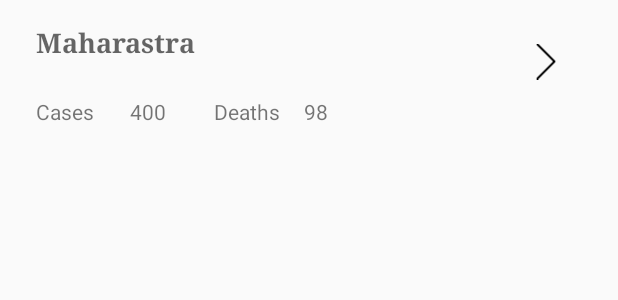
After one commit to udhay24/Covify_covid-19, an Android app: the layout state_recycler_view_item.xml on its own in the app's theme, with its tools: preview values and no code run, on a phone screen of 412 x 824 dp. The commit adds this screen. Shown: the top 300 px of the screen. Run offline under Robolectric (Android 15) with nearby library versions, the phone set to English and light mode, and no system bars.

Commit message:
added states view recycler view

```diff
--- a/app/src/main/java/com/udhay/helfycovid_19/home/HomeViewModel.kt
+++ b/app/src/main/java/com/udhay/helfycovid_19/home/HomeViewModel.kt
@@ -8,7 +8,6 @@ import com.udhay.helfycovid_19.data.model.CountryModel
 import com.udhay.helfycovid_19.data.model.StateModel
 import com.udhay.helfycovid_19.data.model.WorldModel
 import com.udhay.helfycovid_19.util.Resource
-import org.koin.java.KoinJavaComponent.inject
 import java.lang.Exception
 
 class HomeViewModel(
@@ -47,6 +46,4 @@ class HomeViewModel(
             emit(Resource.FailureResponse(Exception(result.errorBody().toString())))
         }
     }
-
-
 }
--- /dev/null
+++ b/app/src/main/res/drawable/ic_next.xml
@@ -0,0 +1,9 @@
+<vector xmlns:android="http://schemas.android.com/apk/res/android"
+    android:width="477.175dp"
+    android:height="477.175dp"
+    android:viewportWidth="477.175"
+    android:viewportHeight="477.175">
+  <path
+      android:fillColor="#FF000000"
+      android:pathData="M360.731,229.075l-225.1,-225.1c-5.3,-5.3 -13.8,-5.3 -19.1,0s-5.3,13.8 0,19.1l215.5,215.5l-215.5,215.5c-5.3,5.3 -5.3,13.8 0,19.1c2.6,2.6 6.1,4 9.5,4c3.4,0 6.9,-1.3 9.5,-4l225.1,-225.1C365.931,242.875 365.931,234.275 360.731,229.075z"/>
+</vector>
--- /dev/null
+++ b/app/src/main/res/layout/state_recycler_view_item.xml
@@ -0,0 +1,74 @@
+<?xml version="1.0" encoding="utf-8"?>
+<androidx.constraintlayout.widget.ConstraintLayout xmlns:android="http://schemas.android.com/apk/res/android"
+    xmlns:app="http://schemas.android.com/apk/res-auto"
+    xmlns:tools="http://schemas.android.com/tools"
+    android:layout_width="match_parent"
+    android:layout_height="wrap_content">
+
+    <TextView
+        android:id="@+id/state_title_text_view"
+        android:layout_width="wrap_content"
+        android:layout_height="wrap_content"
+        android:layout_marginStart="24dp"
+        android:layout_marginTop="16dp"
+        android:fontFamily="serif"
+        android:text="TextView"
+        android:textAppearance="@style/TextAppearance.AppCompat.Medium"
+        android:textStyle="bold"
+        app:layout_constraintStart_toStartOf="parent"
+        app:layout_constraintTop_toTopOf="parent"
+        tools:text="Maharastra" />
+
+    <TextView
+        android:id="@+id/cases_title"
+        android:layout_width="wrap_content"
+        android:layout_height="wrap_content"
+        android:layout_marginTop="24dp"
+        android:layout_marginBottom="16dp"
+        android:text="Cases"
+        app:layout_constraintBottom_toBottomOf="parent"
+        app:layout_constraintStart_toStartOf="@+id/state_title_text_view"
+        app:layout_constraintTop_toBottomOf="@+id/state_title_text_view" />
+
+    <TextView
+        android:id="@+id/cases_text_view"
+        android:layout_width="wrap_content"
+        android:layout_height="wrap_content"
+        android:layout_marginStart="24dp"
+        android:text="0"
+        app:layout_constraintBottom_toBottomOf="@+id/cases_title"
+        app:layout_constraintStart_toEndOf="@+id/cases_title"
+        app:layout_constraintTop_toTopOf="@+id/cases_title"
+        tools:text="400" />
+
+    <TextView
+        android:id="@+id/deaths_title"
+        android:layout_width="wrap_content"
+        android:layout_height="wrap_content"
+        android:layout_marginStart="32dp"
+        android:text="Deaths"
+        app:layout_constraintBottom_toBottomOf="@+id/cases_text_view"
+        app:layout_constraintStart_toEndOf="@+id/cases_text_view"
+        app:layout_constraintTop_toTopOf="@+id/cases_text_view" />
+
+    <TextView
+        android:id="@+id/death_text_view"
+        android:layout_width="wrap_content"
+        android:layout_height="wrap_content"
+        android:layout_marginStart="16dp"
+        android:text="0"
+        app:layout_constraintBottom_toBottomOf="@+id/deaths_title"
+        app:layout_constraintStart_toEndOf="@+id/deaths_title"
+        app:layout_constraintTop_toTopOf="@+id/deaths_title"
+        tools:text="98" />
+
+    <ImageView
+        android:id="@+id/detail_button"
+        android:layout_width="24dp"
+        android:layout_height="34dp"
+        android:layout_marginTop="24dp"
+        android:layout_marginEnd="36dp"
+        app:layout_constraintEnd_toEndOf="parent"
+        app:layout_constraintTop_toTopOf="parent"
+        app:srcCompat="@drawable/ic_next" />
+</androidx.constraintlayout.widget.ConstraintLayout>
```
Also changed, not shown: app/src/main/java/com/udhay/helfycovid_19/data/model/StateModel.kt (+4 -7 lines), app/src/main/java/com/udhay/helfycovid_19/home/HomeFragment.kt (+41 -11 lines), app/src/main/java/com/udhay/helfycovid_19/home/StatesRecyclerAdapter.kt (added, +37 -0 lines), app/src/main/java/com/udhay/helfycovid_19/util/StubFunctions.kt (+3 -4 lines), app/src/main/res/layout/home_fragment.xml (+6 -1 lines).
